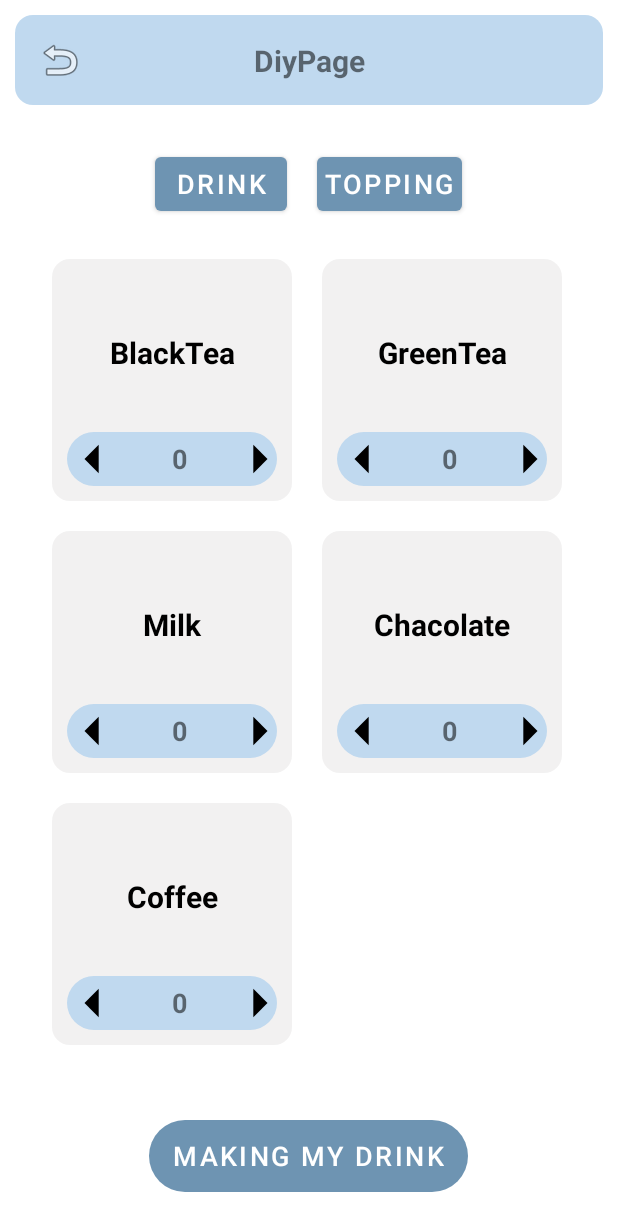
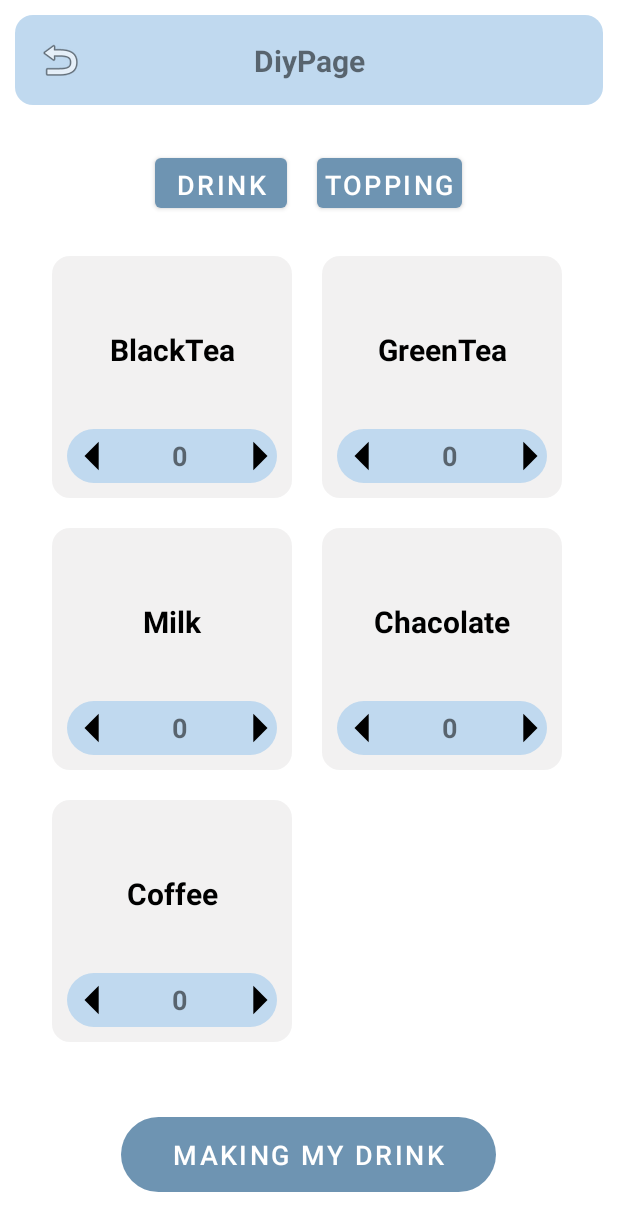
Before and after one commit to AdamLin0626/DrinksMachine, an Android app: the screen it shows after launch (MainActivity), after a tap on "DIY", on a phone screen of 412 x 824 dp. Shown: the top 1231 px of the screen. Run offline under Robolectric (Android 15) with nearby library versions, the phone set to English and light mode, and no system bars.

Commit message:
[UI Debug] Debug

```diff
--- a/ClientApp_Android(Kotilin)/app/src/main/res/layout/activity_diy_page.xml
+++ b/ClientApp_Android(Kotilin)/app/src/main/res/layout/activity_diy_page.xml
@@ -14,16 +14,17 @@
         <HorizontalScrollView
             android:layout_width="wrap_content"
             android:layout_height="wrap_content"
-            android:background="@color/white"
+            android:background="@color/invisible"
             tools:ignore="MissingConstraints">
             <!-- 分頁標籤 -->
             <LinearLayout
                 android:layout_width="wrap_content"
-                android:layout_height="wrap_content"
+                android:layout_height="45dp"
+                android:backgroundTint="@color/invisible"
                 android:orientation="horizontal">
-                <Space
+                <View
                     android:layout_width="20dp"
-                    android:layout_height="wrap_content"/>
+                    android:layout_height="0dp"/>
 
                 <Button
                     android:id="@+id/DrinkFragment"
@@ -32,9 +33,9 @@
                     android:padding="5dp"
                     android:text="@string/plaintext_drink"
                     android:textSize="18sp" />
-                <Space
+                <View
                     android:layout_width="20dp"
-                    android:layout_height="wrap_content"/>
+                    android:layout_height="0dp"/>
                 <Button
                     android:id="@+id/ToppingFragment"
                     android:layout_width="wrap_content"
@@ -42,9 +43,9 @@
                     android:text="@string/plaintext_topping"
                     android:textSize="18sp"
                     android:padding="5dp" />
-                <Space
+                <View
                     android:layout_width="20dp"
-                    android:layout_height="wrap_content"/>
+                    android:layout_height="0dp"/>
             </LinearLayout>
         </HorizontalScrollView>
         <ScrollView
@@ -61,8 +62,8 @@
         </ScrollView>
         <Button
             android:id="@+id/NextPage_Button"
-            android:layout_width="wrap_content"
-            android:layout_height="wrap_content"
+            android:layout_width="250dp"
+            android:layout_height="50dp"
             android:textSize="18sp"
             android:background="@drawable/rounded_rectangle_button"
             android:backgroundTint="@color/main_color"
```
